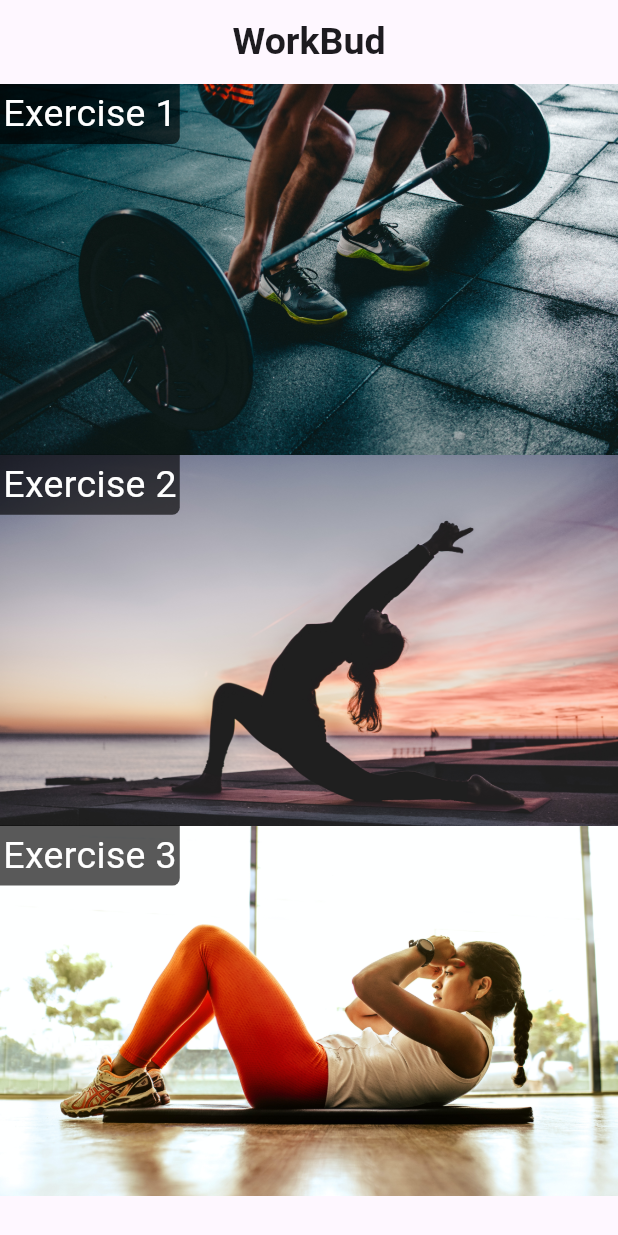
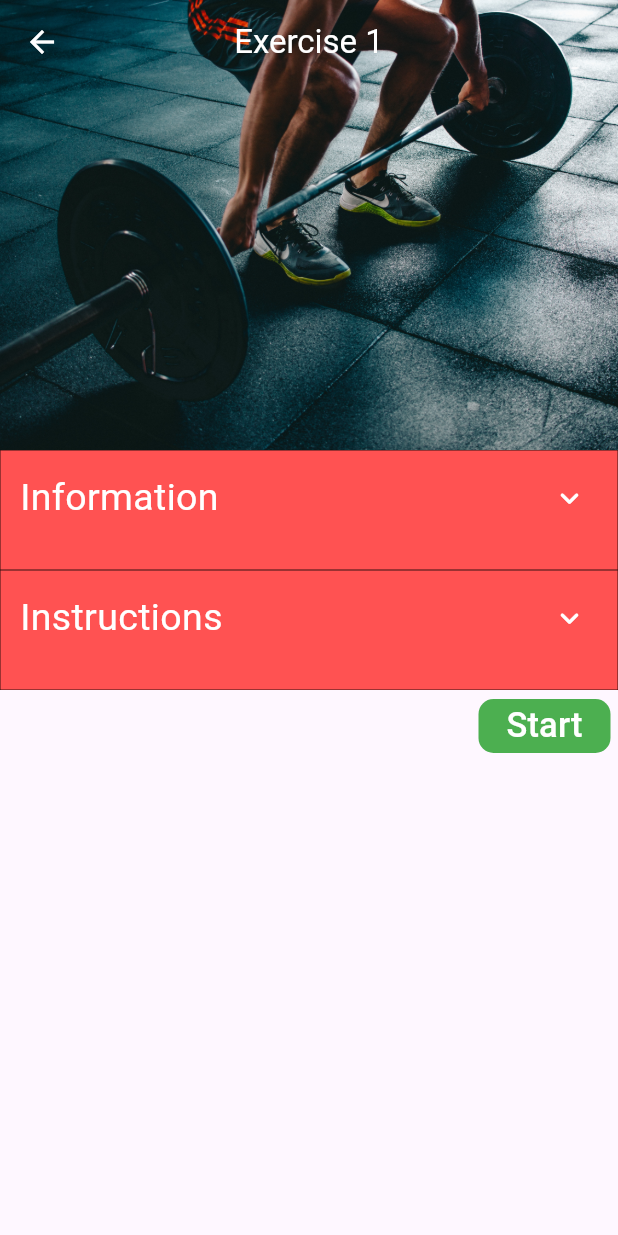
Before and after one commit to tedydevmac/innofest-app, a Flutter app: the screen it shows after launch, after a tap on "Exercise 1", on a phone screen of 412 x 824 dp. Run offline on Flutter 3.47's test engine with Material 2 defaults, Android fonts, the phone set to English and light mode, and no system bars; Roboto replaces fonts that are missing (Avenir Medium, Avenir Roman).

Commit message:
InstructionPage + Selection component UI

```diff
--- a/lib/main.dart
+++ b/lib/main.dart
@@ -1,16 +1,20 @@
 import 'package:flutter/material.dart';
 import 'package:innofest_app/screens/HomePage.dart';
 
-final ThemeData lightTheme = ThemeData(
-  brightness: Brightness.light,
-  useMaterial3: true
-);
+final ThemeData lightTheme =
+    ThemeData(brightness: Brightness.light, useMaterial3: true);
 
-final ThemeData darkTheme = ThemeData(
-  brightness: Brightness.dark,
-  useMaterial3: true
-);
+final ThemeData darkTheme =
+    ThemeData(brightness: Brightness.dark, useMaterial3: true);
 
 void main() {
-  runApp(const HomePage());
+  runApp(
+    MaterialApp(
+      home: const HomePage(),
+      title: "WorkBud",
+      theme: lightTheme,
+      darkTheme: darkTheme,
+      debugShowCheckedModeBanner: false,
+    ),
+  );
 }
--- a/lib/screens/HomePage.dart
+++ b/lib/screens/HomePage.dart
@@ -1,9 +1,12 @@
+import 'package:flutter/cupertino.dart';
 import 'package:flutter/material.dart';
 import 'package:innofest_app/components/Selection.dart';
-import 'package:innofest_app/main.dart';
+import 'package:innofest_app/screens/InstructionPage.dart';
 
 class HomePage extends StatefulWidget {
-  const HomePage({Key? key});
+  const HomePage({
+    super.key,
+  });
 
   @override
   State<HomePage> createState() => _HomePageState();
@@ -12,12 +15,7 @@ class HomePage extends StatefulWidget {
 class _HomePageState extends State<HomePage> {
   @override
   Widget build(BuildContext context) {
-    return MaterialApp(
-      title: "WorkBud",
-      theme: lightTheme,
-      darkTheme: darkTheme,
-      debugShowCheckedModeBanner: false,
-      home: Scaffold(
+    return Scaffold(
       resizeToAvoidBottomInset: true,
       appBar: AppBar(
         title: const Row(
@@ -43,25 +41,52 @@ class _HomePageState extends State<HomePage> {
             Expanded(
               child: ListView(
                 scrollDirection: Axis.vertical,
-                  physics: const AlwaysScrollableScrollPhysics(),
+                physics: const NeverScrollableScrollPhysics(),
                 shrinkWrap: true,
                 children: [
                   GestureDetector(
-                      onTap: () {},
+                    onTap: () {
+                      Navigator.of(context).push(
+                        CupertinoPageRoute(
+                          builder: (context) => const InstructionPage(
+                            appBarTitle: "Exercise 1",
+                            imageNo: "1",
+                          ),
+                        ),
+                      );
+                    },
                     child: const Select(
                       imagePath: 'assets/1.jpg',
                       title: "Exercise 1",
                     ),
                   ),
                   GestureDetector(
-                      onTap: () {},
+                    onTap: () {
+                      Navigator.of(context).push(
+                        CupertinoPageRoute(
+                          builder: (context) => const InstructionPage(
+                            appBarTitle: "Exercise 2",
+                            imageNo: "2",
+                          ),
+                        ),
+                      );
+                    },
                     child: const Select(
                       imagePath: 'assets/2.jpg',
                       title: "Exercise 2",
                     ),
                   ),
                   GestureDetector(
-                      onTap: () {},
+                    onTap: () {
+                      Navigator.of(context).push(
+                        CupertinoPageRoute(
+                          builder: (context) => const InstructionPage(
+                            appBarTitle: "Exercise 3",
+                            imageNo: "3",
+                          ),
+                        ),
+                      );
+                    },
                     child: const Select(
                       imagePath: 'assets/3.jpg',
                       title: "Exercise 3",
@@ -73,7 +98,6 @@ class _HomePageState extends State<HomePage> {
           ],
         ),
       ),
-      ),
     );
   }
 }
--- /dev/null
+++ b/lib/screens/InstructionPage.dart
@@ -0,0 +1,325 @@
+import 'package:flutter/material.dart';
+
+class InstructionPage extends StatefulWidget {
+  final String appBarTitle;
+  final String imageNo;
+  const InstructionPage(
+      {super.key, required this.appBarTitle, required this.imageNo});
+
+  @override
+  State<InstructionPage> createState() => _InstructionPageState();
+}
+
+class _InstructionPageState extends State<InstructionPage>
+    with TickerProviderStateMixin {
+  bool expanded1 = false;
+  bool expanded2 = false;
+  bool expanded3 = false;
+  // 1
+  late final AnimationController _controller1 = AnimationController(
+    duration: const Duration(milliseconds: 250),
+    vsync: this,
+  );
+  late final Animation<double> _animation1 = CurvedAnimation(
+    parent: _controller1,
+    curve: Curves.linear,
+  );
+  //2
+  late final AnimationController _controller2 = AnimationController(
+    duration: const Duration(milliseconds: 250),
+    vsync: this,
+  );
+  late final Animation<double> _animation2 = CurvedAnimation(
+    parent: _controller2,
+    curve: Curves.linear,
+  );
+
+  @override
+  void dispose() {
+    _controller1.dispose();
+    _controller2.dispose();
+    super.dispose();
+  }
+
+  @override
+  Widget build(BuildContext context) {
+    return Scaffold(
+      body: CustomScrollView(
+        slivers: [
+          SliverAppBar(
+            expandedHeight: 300,
+            foregroundColor: Colors.white,
+            flexibleSpace: FlexibleSpaceBar(
+              background: Image.asset(
+                'assets/${widget.imageNo}.jpg',
+                width: double.maxFinite,
+                fit: BoxFit.cover,
+              ),
+            ),
+            title: Text(
+              "Exercise ${widget.imageNo}",
+              style: const TextStyle(fontFamily: "Avenir Roman"),
+            ),
+            centerTitle: true,
+          ),
+          SliverToBoxAdapter(
+            child: SingleChildScrollView(
+              physics: const NeverScrollableScrollPhysics(),
+              child: Column(
+                mainAxisAlignment: MainAxisAlignment.start,
+                crossAxisAlignment: CrossAxisAlignment.start,
+                children: [
+                  AnimatedContainer(
+                    duration: const Duration(milliseconds: 200),
+                    height: expanded1 ? 350 : 80,
+                    width: MediaQuery.of(context).size.width,
+                    decoration: BoxDecoration(
+                      color: Colors.redAccent,
+                      border: Border.all(width: 0.3, color: Colors.black87),
+                    ),
+                    child: Padding(
+                      padding: const EdgeInsets.all(8.0),
+                      child: Column(
+                        mainAxisAlignment: MainAxisAlignment.start,
+                        crossAxisAlignment: CrossAxisAlignment.start,
+                        children: [
+                          Row(
+                            mainAxisAlignment: MainAxisAlignment.start,
+                            children: [
+                              const SizedBox(
+                                width: 5,
+                              ),
+                              const Text(
+                                "Information",
+                                style: TextStyle(
+                                    fontFamily: "Avenir Roman",
+                                    color: Colors.white,
+                                    fontSize: 25),
+                              ),
+                              const Spacer(),
+                              RotationTransition(
+                                turns: Tween(begin: 0.0, end: 0.5)
+                                    .animate(_animation1),
+                                child: IconButton(
+                                  icon: const Icon(
+                                    Icons.keyboard_arrow_down_rounded,
+                                    size: 25,
+                                    color: Colors.white,
+                                  ),
+                                  onPressed: () {
+                                    setState(() {
+                                      expanded1 = !expanded1;
+                                      if (_controller1.status ==
+                                          AnimationStatus.completed) {
+                                        _controller1.reverse();
+                                      } else {
+                                        _controller1.forward();
+                                      }
+                                    });
+                                  },
+                                ),
+                              ),
+                            ],
+                          )
+                        ],
+                      ),
+                    ),
+                  ),
+                  AnimatedContainer(
+                    duration: const Duration(milliseconds: 200),
+                    height: expanded2 ? 350 : 80,
+                    width: MediaQuery.of(context).size.width,
+                    decoration: BoxDecoration(
+                      color: Colors.redAccent,
+                      border: Border.all(width: 0.3, color: Colors.black87),
+                    ),
+                    child: Padding(
+                      padding: const EdgeInsets.all(8.0),
+                      child: Column(
+                        mainAxisAlignment: MainAxisAlignment.start,
+                        crossAxisAlignment: CrossAxisAlignment.start,
+                        children: [
+                          Row(
+                            mainAxisAlignment: MainAxisAlignment.start,
+                            children: [
+                              const SizedBox(
+                                width: 5,
+                              ),
+                              const Text(
+                                "Instructions",
+                                style: TextStyle(
+                                    fontFamily: "Avenir Roman",
+                                    color: Colors.white,
+                                    fontSize: 25),
+                              ),
+                              const Spacer(),
+                              RotationTransition(
+                                turns: Tween(begin: 0.0, end: 0.5)
+                                    .animate(_animation2),
+                                child: IconButton(
+                                  icon: const Icon(
+                                    Icons.keyboard_arrow_down_rounded,
+                                    size: 25,
+                                    color: Colors.white,
+                                  ),
+                                  onPressed: () {
+                                    setState(() {
+                                      expanded2 = !expanded2;
+                                      if (_controller2.status ==
+                                          AnimationStatus.completed) {
+                                        _controller2.reverse();
+                                      } else {
+                                        _controller2.forward();
+                                      }
+                                    });
+                                  },
+                                ),
+                              ),
+                            ],
+                          )
+                        ],
+                      ),
+                    ),
+                  ),
+                  Row(
+                    mainAxisAlignment: MainAxisAlignment.end,
+                    children: [
+                      Padding(
+                        padding: const EdgeInsets.only(right: 5),
+                        child: MaterialButton(
+                          onPressed: () {},
+                          color: Colors.green[500],
+                          shape: RoundedRectangleBorder(
+                            borderRadius: BorderRadius.circular(10),
+                          ),
+                          elevation: 0,
+                          child: const Text(
+                            "Start",
+                            style: TextStyle(
+                                fontFamily: "Avenir Medium",
+                                fontSize: 23,
+                                color: Colors.white),
+                          ),
+                        ),
+                      )
+                    ],
+                  ),
+                ],
+              ),
+            ),
+          ),
+        ],
+      ),
+    );
+  }
+}
+
+/*
+
+AppBar(
+        leading: Builder(
+          builder: (BuildContext context) {
+            return IconButton(
+              icon: const Icon(Icons.arrow_back_ios_rounded),
+              iconSize: 23,
+              onPressed: () {
+                Navigator.of(context).pop();
+              },
+            );
+          },
+        ),
+        title: Text(
+          widget.appBarTitle,
+          style: const TextStyle(fontFamily: "Avenir Roman", fontSize: 24),
+        ),
+      ),
+
+SafeArea(
+        child: Column(
+          mainAxisAlignment: MainAxisAlignment.center,
+          crossAxisAlignment: CrossAxisAlignment.center,
+          children: [
+            Expanded(
+              child: SingleChildScrollView(
+                child: AnimatedContainer(
+                  duration: const Duration(milliseconds: 200),
+                  height: expanded ? 200 : 100,
+                  width: MediaQuery.of(context).size.width,
+                  decoration: const BoxDecoration(
+                    color: Colors.redAccent,
+                    borderRadius: BorderRadius.all(
+                      Radius.circular(10.0),
+                    ),
+                  ),
+                  child: Padding(
+                    padding: const EdgeInsets.all(8.0),
+                    child: Column(
+                      mainAxisAlignment: MainAxisAlignment.start,
+                      crossAxisAlignment: CrossAxisAlignment.start,
+                      children: [
+                        Row(
+                          mainAxisAlignment: MainAxisAlignment.end,
+                          children: [
+                            RotationTransition(
+                              turns: Tween(begin: 0.0, end: 0.5)
+                                  .animate(_animation),
+                              child: IconButton(
+                                icon: const Icon(
+                                  Icons.keyboard_arrow_down_rounded,
+                                  size: 25,
+                                  color: Colors.white,
+                                ),
+                                onPressed: () {
+                                  setState(() {
+                                    expanded = !expanded;
+                                    if (_controller.status ==
+                                        AnimationStatus.completed) {
+                                      _controller.reverse();
+                                    } else {
+                                      _controller.forward();
+                                    }
+                                  });
+                                },
+                              ),
+                            ),
+                          ],
+                        )
+                      ],
+                    ),
+                  ),
+                ),
+              ),
+            ),
+          ],
+        ),
+      ),
+*/
+
+class _CustomHeaderDelegate extends SliverPersistentHeaderDelegate {
+  final double height;
+  final Widget child;
+
+  _CustomHeaderDelegate({
+    required this.height,
+    required this.child,
+  });
+
+  @override
+  double get minExtent => height;
+  @override
+  double get maxExtent => height;
+
+  @override
+  Widget build(
+      BuildContext context, double shrinkOffset, bool overlapsContent) {
+    return SizedBox.fromSize(
+      size: Size.fromHeight(height),
+      child: child,
+    );
+  }
+
+  @override
+  bool shouldRebuild(_CustomHeaderDelegate oldDelegate) {
+    return height != oldDelegate.height || child != oldDelegate.child;
+  }
+}
--- a/pubspec.yaml
+++ b/pubspec.yaml
@@ -61,6 +61,7 @@ flutter:
     - assets/1.jpg
     - assets/2.jpg
     - assets/3.jpg
+    - assets/logo.jpeg
 
   # An image asset can refer to one or more resolution-specific "variants", see
   # https://flutter.dev/assets-and-images/#resolution-aware
```
Also changed, not shown: assets/logo.jpeg (added). Lines whose indentation alone changed are shown as unchanged.
